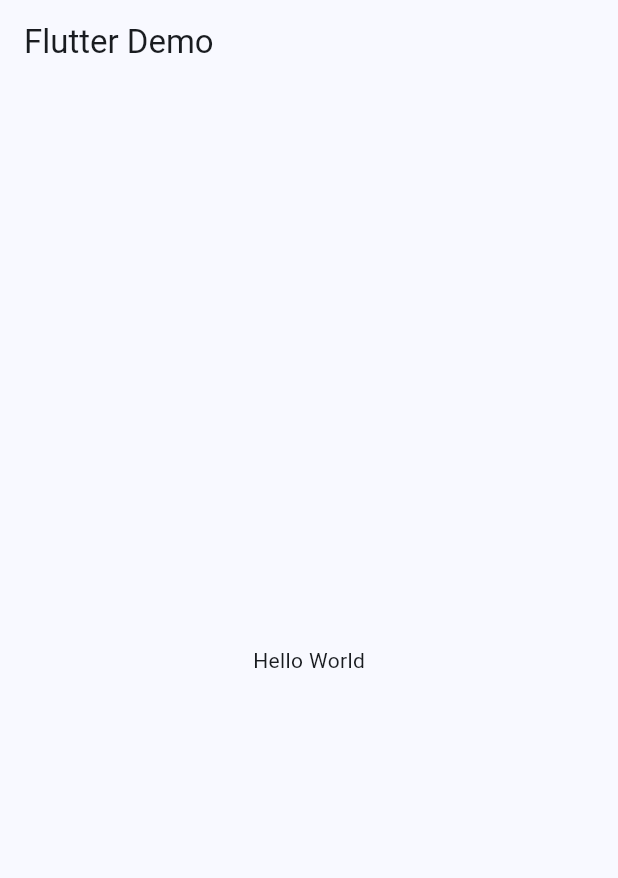
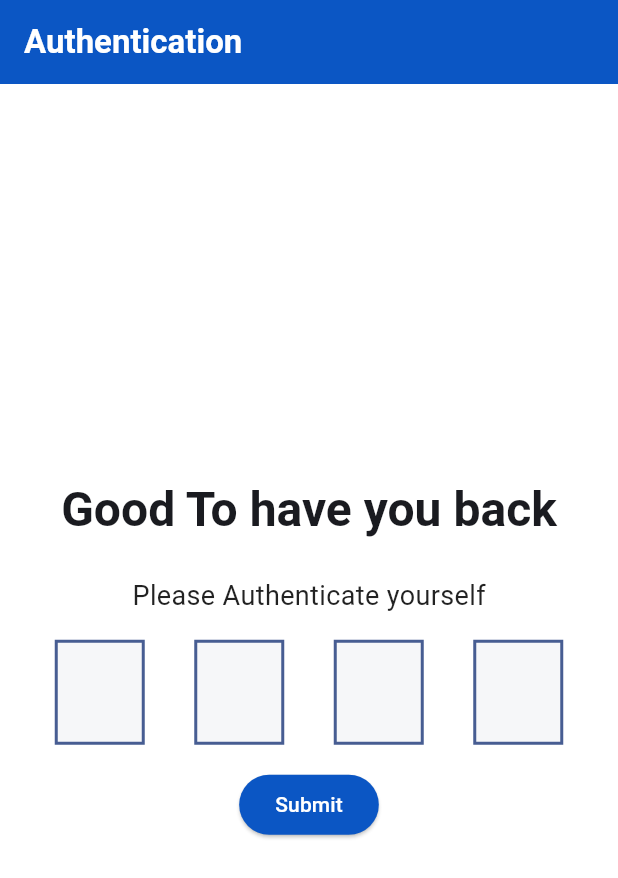
Before and after one commit to suleman2802/Stock-Management, a Flutter app: the screen it shows after launch, on a phone screen of 412 x 824 dp. Shown: the top 878 px of the screen. Run offline on Flutter 3.47's test engine with Material 3 defaults, Android fonts, the phone set to English and light mode, and no system bars; our stand-ins replace firebase_core, fluttertoast; accounts and stored records are empty.

Commit message:
authentication complete

```diff
--- a/lib/config/app_themes.dart
+++ b/lib/config/app_themes.dart
@@ -0,0 +1,151 @@
+import 'package:flutter/material.dart';
+
+class AppThemes {
+  static final lightTheme = ThemeData(
+
+    brightness: Brightness.light,
+    scaffoldBackgroundColor: Colors.white,
+    canvasColor: const Color.fromARGB(255, 197, 204, 248),
+    textTheme: const TextTheme(
+      titleLarge: TextStyle(
+        fontWeight: FontWeight.bold,
+        fontSize: 32,
+      ),
+      titleMedium: TextStyle(
+        color: Colors.black,
+        fontWeight: FontWeight.bold,
+        fontSize: 26,
+      ),
+      titleSmall: TextStyle(
+        color: Color(0xFF0B56C4),
+        fontSize: 18,
+      ),
+      bodyMedium: TextStyle(color: Colors.black87, fontSize: 18),
+      displayLarge: TextStyle(
+        color: Colors.black,
+        fontWeight: FontWeight.bold,
+        fontSize: 26,
+      ),
+    ),
+    colorScheme: ColorScheme.fromSeed(
+      brightness: Brightness.light,
+      seedColor: const Color(0xFF0B56C4),
+      background: const Color(0xfff3f4fa),
+    ),
+    elevatedButtonTheme: const ElevatedButtonThemeData(
+        style: ButtonStyle(
+      foregroundColor: WidgetStatePropertyAll<Color>(Colors.white),
+      backgroundColor: WidgetStatePropertyAll<Color>(Color(0xFF0B56C4)),
+    )),
+    //s useMaterial3: true,
+    appBarTheme: const AppBarTheme(
+      actionsIconTheme: IconThemeData(color: Colors.white),
+      titleTextStyle: TextStyle(
+        color: Colors.white,
+        fontSize: 22,
+        fontWeight: FontWeight.bold,
+      ),
+      color: Color(0xFF0B56C4),
+      //s foregroundColor: Colors.white,
+    ),
+    snackBarTheme: const SnackBarThemeData(
+      backgroundColor: Color(0xFF0B56C4),
+      actionTextColor: Colors.white,
+    ),
+    cardColor: const Color(0xFFF6F7F9),
+    outlinedButtonTheme: OutlinedButtonThemeData(
+      style: OutlinedButton.styleFrom(
+        minimumSize: const Size(50, 50),
+        shape: RoundedRectangleBorder(
+          borderRadius: BorderRadius.circular(10.0),
+        ),
+      ),
+    ),
+    inputDecorationTheme: const InputDecorationTheme(
+      hintStyle: TextStyle(
+        fontSize: 12,
+      ),
+    ),
+    cardTheme: const CardTheme(
+      elevation: 10,
+      shape: RoundedRectangleBorder(
+        borderRadius: BorderRadius.all(Radius.circular(30)),
+      ),
+
+    ),
+  );
+
+  static final darkTheme = ThemeData(
+    primaryColor: const Color(0xFF0B56C4),
+    brightness: Brightness.dark,
+    scaffoldBackgroundColor: Colors.black,
+    canvasColor: const Color.fromARGB(255, 197, 204, 248),
+    textTheme: const TextTheme(
+      titleLarge: TextStyle(
+        color: Colors.white,
+        fontWeight: FontWeight.bold,
+        fontSize: 26,
+      ),
+      titleMedium: TextStyle(
+        color: Colors.black,
+        fontWeight: FontWeight.bold,
+        fontSize: 26,
+      ),
+      titleSmall: TextStyle(
+        color: Color(0xFF0B56C4),
+        fontSize: 18,
+      ),
+      bodyMedium: TextStyle(color: Colors.white70, fontSize: 18),
+      displayLarge:TextStyle(
+        color: Colors.white,
+        fontWeight: FontWeight.bold,
+        fontSize: 26,
+      ),
+    ),
+    colorScheme: ColorScheme.fromSeed(
+      brightness: Brightness.dark,
+      seedColor: const Color(0xFF0B56C4),
+    ),
+    elevatedButtonTheme: const ElevatedButtonThemeData(
+        style: ButtonStyle(
+      foregroundColor: WidgetStatePropertyAll<Color>(Colors.white),
+      backgroundColor: WidgetStatePropertyAll<Color>(Color(0xFF0B56C4)),
+    )),
+    //s useMaterial3: true,
+    appBarTheme: const AppBarTheme(
+      actionsIconTheme: IconThemeData(color: Colors.white),
+      titleTextStyle: TextStyle(
+        color: Colors.white,
+        fontSize: 22,
+        fontWeight: FontWeight.bold,
+      ),
+      color: Color(0xFF0B56C4),
+      //s foregroundColor: Colors.white,
+    ),
+    snackBarTheme: const SnackBarThemeData(
+      backgroundColor: Color(0xFF0B56C4),
+      actionTextColor: Colors.white,
+    ),
+    cardColor: null,//const Color.fromARGB(255, 166, 167, 169),
+    outlinedButtonTheme: OutlinedButtonThemeData(
+      style: OutlinedButton.styleFrom(
+        minimumSize: const Size(50, 50),
+        shape: RoundedRectangleBorder(
+          borderRadius: BorderRadius.circular(10.0),
+        ),
+      ),
+    ),
+    inputDecorationTheme: const InputDecorationTheme(
+      hintStyle: TextStyle(
+        fontSize: 12,
+      ),
+    ),
+    cardTheme: const CardTheme(
+      elevation: 10,
+      shape: RoundedRectangleBorder(
+        borderRadius: BorderRadius.all(Radius.circular(28)),
+      ),
+      //margin: EdgeInsets.all(20),
+    ),
+  );
+}
--- a/lib/main.dart
+++ b/lib/main.dart
@@ -1,6 +1,8 @@
 import 'package:flutter/material.dart';
 import 'package:firebase_core/firebase_core.dart';
+import 'package:stock_management_application/config/app_themes.dart';
 import 'firebase_options.dart';
+import 'presentation/screen/authentication/authentication_screen.dart';
 
 void main() async {
   WidgetsFlutterBinding.ensureInitialized();
@@ -12,24 +14,13 @@
 
 class MyApp extends StatelessWidget {
   const MyApp({super.key});
-
-  // This widget is the root of your application.
   @override
   Widget build(BuildContext context) {
     return MaterialApp(
+      debugShowCheckedModeBanner: false,
       title: 'Stock Management',
-      theme: ThemeData(
-        colorScheme: ColorScheme.fromSeed(seedColor: Colors.blue),
-        useMaterial3: true,
-      ),
-      home: Scaffold(
-        appBar: AppBar(
-          title: const Text('Flutter Demo'),
-        ),
-        body: const Center(
-          child: Text('Hello World'),
-        ),
-      ),
+      theme: AppThemes.lightTheme,
+      home: AuthenticationScreen(),
     );
   }
 }
--- /dev/null
+++ b/lib/presentation/screen/authentication/authentication_screen.dart
@@ -0,0 +1,87 @@
+import 'package:flutter/material.dart';
+
+import '../../../utilities/app_alerts/app_alerts.dart';
+import '../../widgets/layouts/page_scaffolds/list_page_scaffold.dart';
+import '../../widgets/spaces/space.dart';
+import 'widgets/single_input_pin.dart';
+
+class AuthenticationScreen extends StatefulWidget {
+  const AuthenticationScreen({super.key});
+
+  @override
+  State<AuthenticationScreen> createState() => _AuthenticationScreenState();
+}
+
+class _AuthenticationScreenState extends State<AuthenticationScreen> {
+  final TextEditingController pinController1 = TextEditingController();
+  final TextEditingController pinController2 = TextEditingController();
+  final TextEditingController pinController3 = TextEditingController();
+  final TextEditingController pinController4 = TextEditingController();
+
+  @override
+  void dispose() {
+    // TODO: implement dispose
+    super.dispose();
+    pinController1.dispose();
+    pinController2.dispose();
+    pinController3.dispose();
+    pinController4.dispose();
+  }
+
+  validatePin() {
+    if (pinController1.text.trim() +
+            pinController2.text.trim() +
+            pinController3.text.trim() +
+            pinController4.text.trim() ==
+        "0202") {
+
+    }
+    AppAlertUtil.showError(context, "Invalid pin");
+  }
+
+  @override
+  Widget build(BuildContext context) {
+    return ListPageScaffold(
+      label: "Authentication",
+      body: Column(
+        mainAxisAlignment: MainAxisAlignment.center,
+        crossAxisAlignment: CrossAxisAlignment.center,
+        children: [
+          Text(
+            "Good To have you back",
+            style: Theme.of(context).textTheme.titleLarge,
+          ),
+          largeHeightSpace(),
+          const Text("Please Authenticate yourself"),
+          mediumHeightSpace(),
+          Row(
+            mainAxisAlignment: MainAxisAlignment.spaceAround,
+            children: [
+              SingleInputPin(
+                pinKey: Key("pin1"),
+                pinController: pinController1,
+              ),
+              SingleInputPin(
+                pinKey: Key("pin2"),
+                pinController: pinController2,
+              ),
+              SingleInputPin(
+                pinKey: Key("pin3"),
+                pinController: pinController3,
+              ),
+              SingleInputPin(
+                pinKey: Key("pin4"),
+                pinController: pinController4,
+              ),
+            ],
+          ),
+          mediumHeightSpace(),
+          ElevatedButton(
+            onPressed: validatePin,
+            child: const Text("Submit"),
+          ),
+        ],
+      ),
+    );
+  }
+}
--- /dev/null
+++ b/lib/presentation/screen/authentication/widgets/single_input_pin.dart
@@ -0,0 +1,49 @@
+import 'package:flutter/material.dart';
+import 'package:flutter/services.dart';
+
+class SingleInputPin extends StatelessWidget {
+  const SingleInputPin({
+    super.key,
+    required this.pinController,
+    required this.pinKey,
+  });
+  final TextEditingController pinController;
+  final Key pinKey;
+
+  @override
+  Widget build(BuildContext context) {
+    return Center(
+      child: Container(
+        decoration: BoxDecoration(
+          color: Theme.of(context).cardColor,
+          border: Border.all(
+            color: Theme.of(context).primaryColor,
+            width: 2,
+          ),
+        ),
+        height: 70,
+        width: 60,
+        child: TextFormField(
+          key: pinKey,
+          controller: pinController,
+          textInputAction: TextInputAction.next,
+          onChanged: (value) {
+            FocusScope.of(context).nextFocus();
+          },
+          inputFormatters: [
+            FilteringTextInputFormatter.digitsOnly,
+            LengthLimitingTextInputFormatter(1),
+          ],
+          textAlign: TextAlign.center,
+          keyboardType: TextInputType.number,
+          style: TextStyle(
+            fontSize: 30,
+          ),
+          decoration: InputDecoration(
+            border: InputBorder.none,
+          ),
+        ),
+      ),
+    );
+  }
+}
--- /dev/null
+++ b/lib/presentation/widgets/layouts/page_scaffolds/list_page_scaffold.dart
@@ -0,0 +1,38 @@
+import 'package:flutter/material.dart';
+
+class ListPageScaffold extends StatelessWidget {
+  const ListPageScaffold({
+    super.key,
+    required this.label,
+    required this.body,
+    this.action,
+    this.floatingActionButton,
+  });
+
+  final String label;
+  final Widget? action;
+  final Widget body;
+  final Widget? floatingActionButton;
+
+  @override
+  Widget build(BuildContext context) {
+    return Scaffold(
+      appBar: AppBar(
+        actions: [
+          Padding(
+            padding: const EdgeInsets.only(right: 10.0),
+            child: action,
+          )
+        ],
+        title: Text(
+          label,
+        ),
+      ),
+      body: Padding(
+        padding: EdgeInsets.all(20),
+        child: body,
+      ),
+      floatingActionButton: floatingActionButton,
+    );
+  }
+}
--- /dev/null
+++ b/lib/presentation/widgets/layouts/page_scaffolds/page_scaffold.dart
@@ -0,0 +1,40 @@
+import 'package:flutter/material.dart';
+
+class PageScaffold extends StatelessWidget {
+  const PageScaffold({
+    super.key,
+    required this.label,
+    required this.body,
+    this.floatingActionButton,
+    this.action,
+  });
+
+  final String label;
+  final Widget? action;
+  final Widget body;
+  final Widget? floatingActionButton;
+
+  @override
+  Widget build(BuildContext context) {
+    return Scaffold(
+      appBar: AppBar(
+        actions: [
+          Padding(
+            padding: const EdgeInsets.only(right: 10.0),
+            child: action,
+          )
+        ],
+        title: Text(
+          label,
+        ),
+      ),
+      body: SingleChildScrollView(
+        child: Padding(
+          padding: EdgeInsets.all(20),
+          child: body,
+        ),
+      ),
+      floatingActionButton: floatingActionButton,
+    );
+  }
+}
--- /dev/null
+++ b/lib/presentation/widgets/spaces/space.dart
@@ -0,0 +1,29 @@
+import 'package:flutter/material.dart';
+
+SizedBox empty() {
+  return const SizedBox();
+}
+
+SizedBox smallHeightSpace() {
+  return const SizedBox(height: 8.0);
+}
+
+SizedBox mediumHeightSpace() {
+  return const SizedBox(height: 16.0);
+}
+
+SizedBox smallWidthSpace() {
+  return const SizedBox(width: 8.0);
+}
+
+SizedBox mediumWidthSpace() {
+  return const SizedBox(width: 16.0);
+}
+
+SizedBox largeWidthSpace() {
+  return const SizedBox(width: 24.0);
+}
+
+SizedBox largeHeightSpace() {
+  return const SizedBox(height: 24.0);
+}
```
Also changed, not shown: lib/presentation/authentication/authentication_screen.dart (deleted).
